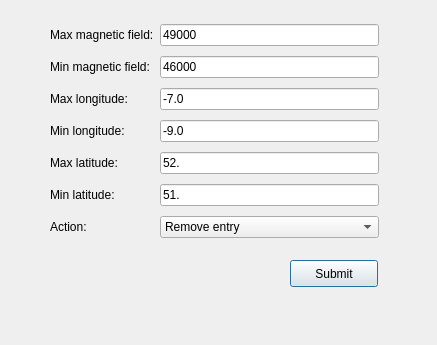
The window that src/ui_elements/remove_outlier_dialog.ui (franktb/MagnetometryGui) describes before a commit, drawn with Qt 5.
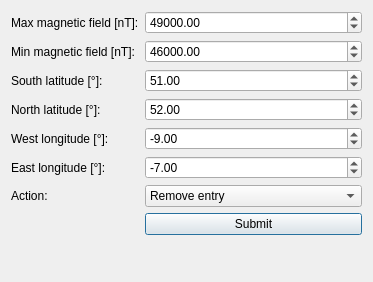
The same window after the commit.

Commit message: upadted linedit to spinbox and added formlayout

```diff
--- a/src/ui_elements/remove_outlier_dialog.ui
+++ b/src/ui_elements/remove_outlier_dialog.ui
@@ -6,117 +6,143 @@
    <rect>
     <x>0</x>
     <y>0</y>
-    <width>437</width>
-    <height>345</height>
+    <width>373</width>
+    <height>282</height>
    </rect>
   </property>
   <property name="windowTitle">
    <string>Outlier handeling</string>
   </property>
-  <widget class="QPushButton" name="submitButton">
-   <property name="geometry">
-    <rect>
-     <x>290</x>
-     <y>260</y>
-     <width>88</width>
-     <height>27</height>
-    </rect>
-   </property>
-   <property name="text">
-    <string>Submit</string>
-   </property>
-  </widget>
-  <widget class="QWidget" name="layoutWidget">
-   <property name="geometry">
-    <rect>
-     <x>50</x>
-     <y>20</y>
-     <width>329</width>
-     <height>227</height>
-    </rect>
-   </property>
-   <layout class="QGridLayout" name="gridLayout">
+  <layout class="QFormLayout" name="formLayout">
     <item row="0" column="0">
      <widget class="QLabel" name="label">
       <property name="text">
-       <string>Max magnetic field:</string>
+      <string>Max magnetic field [nT]:</string>
       </property>
      </widget>
     </item>
     <item row="0" column="1">
-     <widget class="QLineEdit" name="lineEdit_maxMagField">
-      <property name="text">
-       <string>49000</string>
+    <widget class="QDoubleSpinBox" name="doubleSpinBox_maxMagField">
+     <property name="maximum">
+      <double>1000000.000000000000000</double>
+     </property>
+     <property name="singleStep">
+      <double>0.000100000000000</double>
+     </property>
+     <property name="value">
+      <double>49000.000000000000000</double>
       </property>
      </widget>
     </item>
     <item row="1" column="0">
      <widget class="QLabel" name="label_2">
       <property name="text">
-       <string>Min magnetic field:</string>
+      <string>Min magnetic field [nT]:</string>
       </property>
      </widget>
     </item>
     <item row="1" column="1">
-     <widget class="QLineEdit" name="lineEdit_minMagField">
-      <property name="text">
-       <string>46000</string>
+    <widget class="QDoubleSpinBox" name="doubleSpinBox_minMagField">
+     <property name="maximum">
+      <double>1000000.000000000000000</double>
+     </property>
+     <property name="singleStep">
+      <double>0.000100000000000</double>
+     </property>
+     <property name="value">
+      <double>46000.000000000000000</double>
       </property>
      </widget>
     </item>
     <item row="2" column="0">
-     <widget class="QLabel" name="label_3">
+    <widget class="QLabel" name="label_5">
       <property name="text">
-       <string>Max longitude:</string>
+      <string>South latitude [°]:</string>
       </property>
      </widget>
     </item>
     <item row="2" column="1">
-     <widget class="QLineEdit" name="lineEdit_maxLongVal">
-      <property name="text">
-       <string>-7.0</string>
+    <widget class="QDoubleSpinBox" name="doubleSpinBox_minLat">
+     <property name="minimum">
+      <double>-90.000000000000000</double>
+     </property>
+     <property name="maximum">
+      <double>90.000000000000000</double>
+     </property>
+     <property name="singleStep">
+      <double>0.100000000000000</double>
+     </property>
+     <property name="value">
+      <double>51.000000000000000</double>
       </property>
      </widget>
     </item>
     <item row="3" column="0">
-     <widget class="QLabel" name="label_4">
+    <widget class="QLabel" name="label_6">
       <property name="text">
-       <string>Min longitude:</string>
+      <string>North latitude [°]:</string>
       </property>
      </widget>
     </item>
     <item row="3" column="1">
-     <widget class="QLineEdit" name="lineEdit_minLongVal">
-      <property name="text">
-       <string>-9.0</string>
+    <widget class="QDoubleSpinBox" name="doubleSpinBox_maxLat">
+     <property name="minimum">
+      <double>-90.000000000000000</double>
+     </property>
+     <property name="maximum">
+      <double>90.000000000000000</double>
+     </property>
+     <property name="singleStep">
+      <double>0.100000000000000</double>
+     </property>
+     <property name="value">
+      <double>52.000000000000000</double>
       </property>
      </widget>
     </item>
     <item row="4" column="0">
-     <widget class="QLabel" name="label_6">
+    <widget class="QLabel" name="label_4">
       <property name="text">
-       <string>Max latitude:</string>
+      <string>West longitude [°]:</string>
       </property>
      </widget>
     </item>
     <item row="4" column="1">
-     <widget class="QLineEdit" name="lineEdit_maxLatVal">
-      <property name="text">
-       <string>52.</string>
+    <widget class="QDoubleSpinBox" name="doubleSpinBox_minLong">
+     <property name="minimum">
+      <double>-180.000000000000000</double>
+     </property>
+     <property name="maximum">
+      <double>180.000000000000000</double>
+     </property>
+     <property name="singleStep">
+      <double>0.100000000000000</double>
+     </property>
+     <property name="value">
+      <double>-9.000000000000000</double>
       </property>
      </widget>
     </item>
     <item row="5" column="0">
-     <widget class="QLabel" name="label_5">
+    <widget class="QLabel" name="label_3">
       <property name="text">
-       <string>Min latitude:</string>
+      <string>East longitude [°]:</string>
       </property>
      </widget>
     </item>
     <item row="5" column="1">
-     <widget class="QLineEdit" name="lineEdit_minLatVal">
-      <property name="text">
-       <string>51.</string>
+    <widget class="QDoubleSpinBox" name="doubleSpinBox_maxLong">
+     <property name="minimum">
+      <double>-180.000000000000000</double>
+     </property>
+     <property name="maximum">
+      <double>180.000000000000000</double>
+     </property>
+     <property name="singleStep">
+      <double>0.100000000000000</double>
+     </property>
+     <property name="value">
+      <double>-7.000000000000000</double>
       </property>
      </widget>
     </item>
@@ -146,8 +172,14 @@
       </item>
      </widget>
     </item>
-   </layout>
-  </widget>
+   <item row="7" column="1">
+    <widget class="QPushButton" name="submitButton">
+     <property name="text">
+      <string>Submit</string>
+     </property>
+    </widget>
+   </item>
+  </layout>
  </widget>
  <resources/>
  <connections/>
```
Lines whose indentation alone changed are shown as unchanged. The commit also changes 3 other files.
